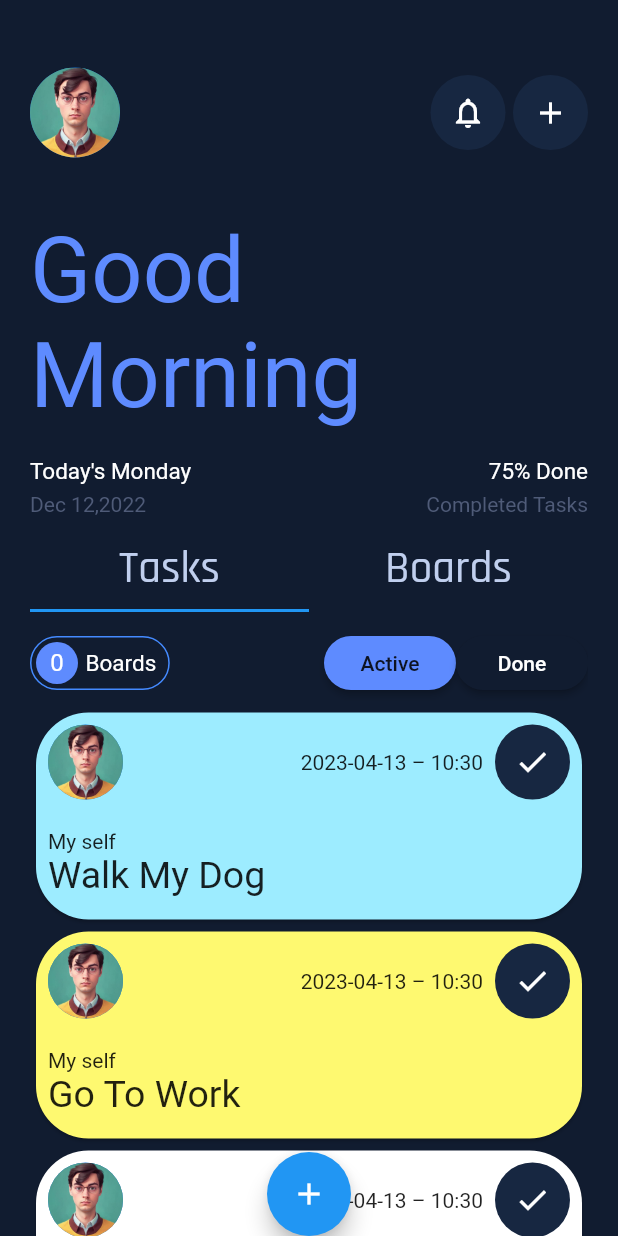
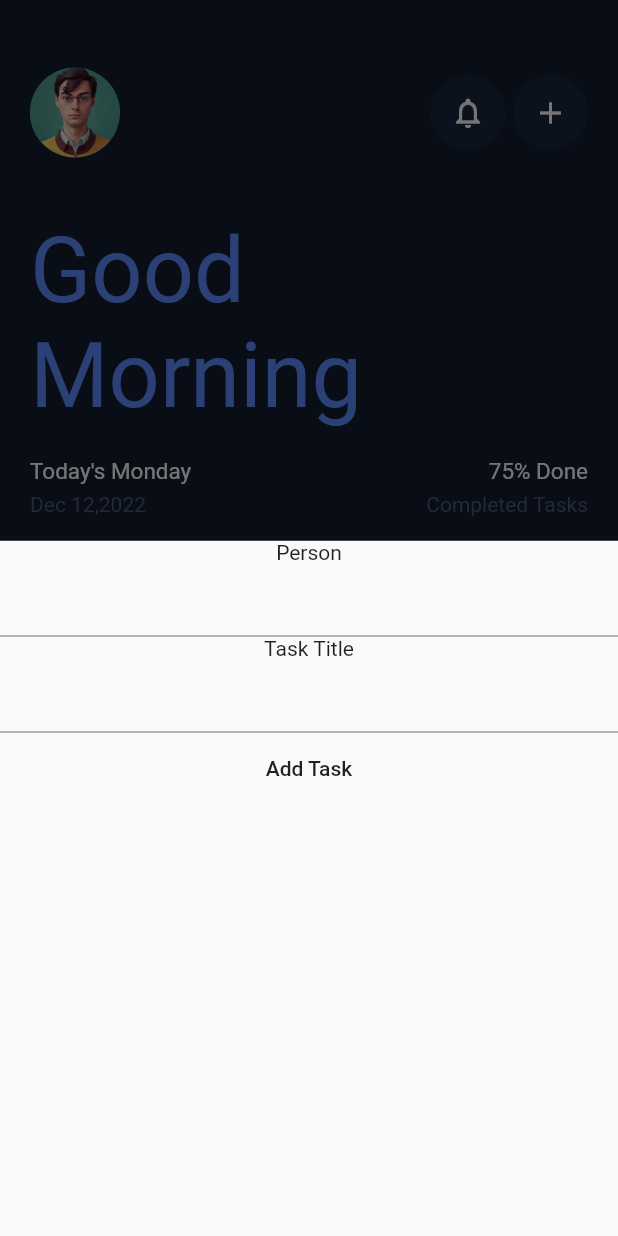
Before and after one commit to henycave/To-do, a Flutter app: the screen it shows after launch, after a tap on the "add" icon, on a phone screen of 412 x 824 dp. Run offline on Flutter 3.47's test engine with Material 2 defaults, Android fonts, the phone set to English and light mode, and no system bars; drawn by our look-alikes of contained_tab_bar_view; our stand-ins replace action_slider, flutter_riverpod, google_fonts.

Commit message:
added riverpod for state management

```diff
--- a/lib/components/task_card.dart
+++ b/lib/components/task_card.dart
@@ -22,7 +22,7 @@ class TaskCard extends StatelessWidget {
         ),
         //color: const Color(0xff9DECFF),
         child: Padding(
-          padding: const EdgeInsets.all(8.0).copyWith(bottom: 15),
+          padding: const EdgeInsets.all(15.0).copyWith(bottom: 15),
           child: Column(
             crossAxisAlignment: CrossAxisAlignment.start,
             children: [
--- a/lib/main.dart
+++ b/lib/main.dart
@@ -1,8 +1,9 @@
 import 'package:flutter/material.dart';
+import 'package:flutter_riverpod/flutter_riverpod.dart';
 import 'package:to_do_river/screens/home_page.dart';
 
 void main() {
-  runApp(const MyApp());
+  runApp(const ProviderScope(child: MyApp()));
 }
 
 class MyApp extends StatelessWidget {
--- a/lib/model/task.dart
+++ b/lib/model/task.dart
@@ -1,4 +1,19 @@
 import 'package:flutter/material.dart';
+import 'package:flutter_riverpod/flutter_riverpod.dart';
+
+final taskListProvider = StateProvider<List<Task>>((_){
+  return [
+    Task(person: "My self", time: DateTime.now(), title: "Walk My Dog", color: const Color(0xff9DECFF)),
+    Task(person: "My self", time: DateTime.now(), title: "Go To Work", color: const Color(0xffFEF970)),
+    Task(person: "My self", time: DateTime.now(), title: "Read A Book", color: const Color(0xffFFFFFF)),
+  ];
+});
+
+final colorIndexProvider = StateProvider<int>((_){
+  return 0;
+});
+
+
 
 class Task {
   final String person;
@@ -7,10 +22,5 @@ class Task {
   final Color color;
   Task({required this.title, required this.person, required this.time, required this.color});
 
-  static List<Task> tasks = [
-    Task(person: "My self", time: DateTime.now(), title: "Walk My Dog", color: const Color(0xff9DECFF)),
-    Task(person: "My self", time: DateTime.now(), title: "Go To Work", color: const Color(0xffFEF970)),
-    Task(person: "My self", time: DateTime.now(), title: "Read A Book", color: const Color(0xffFFFFFF)),
-    Task(person: "My self", time: DateTime.now(), title: "Exercise", color: const Color(0xff9DECFF)),
-  ];
+
 }
--- /dev/null
+++ b/lib/screens/add_task.dart
@@ -0,0 +1,78 @@
+import 'package:flutter/material.dart';
+import 'package:flutter_riverpod/flutter_riverpod.dart';
+
+import '../model/task.dart';
+
+class AddTask extends ConsumerStatefulWidget {
+  const AddTask({Key? key}) : super(key: key);
+
+  @override
+  ConsumerState<AddTask> createState() => _AddTaskState();
+}
+
+class _AddTaskState extends ConsumerState<AddTask> {
+  List<Color> colors = [
+    const Color(0xff9DECFF),
+    const Color(0xffFEF970),
+    const Color(0xffFFFFFF)
+  ];
+  String person = "";
+  String title = "";
+  late DateTime pickedDate;
+
+  selectDate(context) async {
+    DateTime? picked = await showDatePicker(
+      context: context,
+      initialDate: DateTime.now(), // Refer step 1
+      firstDate: DateTime.now(),
+      lastDate: DateTime(2025),
+    );
+    if (picked != null) {
+      setState(() {
+        pickedDate = picked;
+      });
+    }
+  }
+
+  @override
+  Widget build(BuildContext context) {
+    int index = ref.read(colorIndexProvider);
+    return Column(
+      children: [
+        const Text("Person"),
+        TextField(
+          onChanged: (person) {
+            this.person = person;
+          },
+        ),
+        const Text("Task Title"),
+        TextField(
+          onChanged: (title) {
+            this.title = title;
+          },
+        ),
+        MaterialButton(
+          onPressed: (){
+            Task task = Task(
+              title: title,
+              person: person,
+              time: DateTime.now(),
+              color: colors[index],
+            );
+
+            List<Task> tasks = ref.read(taskListProvider);
+            tasks.add(task);
+            ref.read(taskListProvider.notifier).state = tasks.toList();
+            if (index < 2) {
+              ref.read(colorIndexProvider.notifier).state++;
+            } else {
+              ref.read(colorIndexProvider.notifier).state = 0;
+            }
+            Navigator.pop(context);
+          },
+          child: const Text("Add Task"),
+        )
+      ],
+    );
+  }
+}
--- a/lib/screens/home_page.dart
+++ b/lib/screens/home_page.dart
@@ -1,6 +1,8 @@
 import 'package:flutter/material.dart';
 import 'package:contained_tab_bar_view/contained_tab_bar_view.dart';
+import 'package:flutter_riverpod/flutter_riverpod.dart';
 import 'package:google_fonts/google_fonts.dart';
+import 'package:to_do_river/screens/add_task.dart';
 import '../components/task_card.dart';
 import '../model/task.dart';
 
@@ -14,11 +16,17 @@ class HomePage extends StatefulWidget {
 bool isTasksSelected = true;
 
 class _HomePageState extends State<HomePage> {
+
   @override
   Widget build(BuildContext context) {
     return Scaffold(
       floatingActionButton: FloatingActionButton(
-        onPressed: (){},
+        onPressed: (){
+          showModalBottomSheet(
+              context: context,
+              builder: (context) => AddTask()
+              );
+        },
         child: const Icon(Icons.add),
 
       ),
@@ -177,23 +185,41 @@ class _HomePageState extends State<HomePage> {
                                       child: const Text("Active"),
                                     ),
                                     MaterialButton(
-                                      color: const Color(0xff111C30),
-                                      shape: RoundedRectangleBorder(
-                                        borderRadius: BorderRadius.circular(20),
+                                      onPressed: null,
+                                      child: const Text('Done', style: TextStyle(
+                                          color: Colors.blue
+                                      )
                                       ),
-                                      onPressed: () {},
-                                      child: const Text("Done", style: TextStyle(color: Colors.white),),
+                                      textColor: Colors.white,
+                                      shape: RoundedRectangleBorder(side: const BorderSide(
+                                          color: Colors.blue,
+                                          width: 1,
+                                          style: BorderStyle.solid
+                                      ), borderRadius: BorderRadius.circular(50)),
                                     )
+                                    // MaterialButton(
+                                    //   color: const Color(0xff111C30),
+                                    //   shape: RoundedRectangleBorder(
+                                    //     borderRadius: BorderRadius.circular(20),
+                                    //   ),
+                                    //   onPressed: () {},
+                                    //   child: const Text("Done", style: TextStyle(color: Colors.white),),
+                                    // )
                                   ],
                                 ),
                               ],
                             ),
                             Expanded(
-                                child: ListView.builder(
-                                  padding: const EdgeInsets.all(0).copyWith(top: 5),
-                                  itemCount: Task.tasks.length,
-                                  itemBuilder: (context, index) {
-                                    return TaskCard(task: Task.tasks[index]);
+                                child: Consumer(
+                                  builder: (BuildContext context, WidgetRef ref, Widget? child) {
+                                    final tasks = ref.watch(taskListProvider);
+                                    return ListView.builder(
+                                      padding: const EdgeInsets.all(0).copyWith(top: 5),
+                                      itemCount: tasks.length,
+                                      itemBuilder: (context, index) {
+                                        return TaskCard(task: tasks[index]);
+                                      },
+                                    );
                                   },
                                 )
                             )
--- a/pubspec.yaml
+++ b/pubspec.yaml
@@ -38,6 +38,7 @@ dependencies:
   google_fonts: ^4.0.3
   intl: ^0.18.0
   action_slider: ^0.6.1
+  flutter_riverpod: ^2.0.2
 
 dev_dependencies:
   flutter_test:
```
Also changed, not shown: pubspec.lock, 5 other files.
